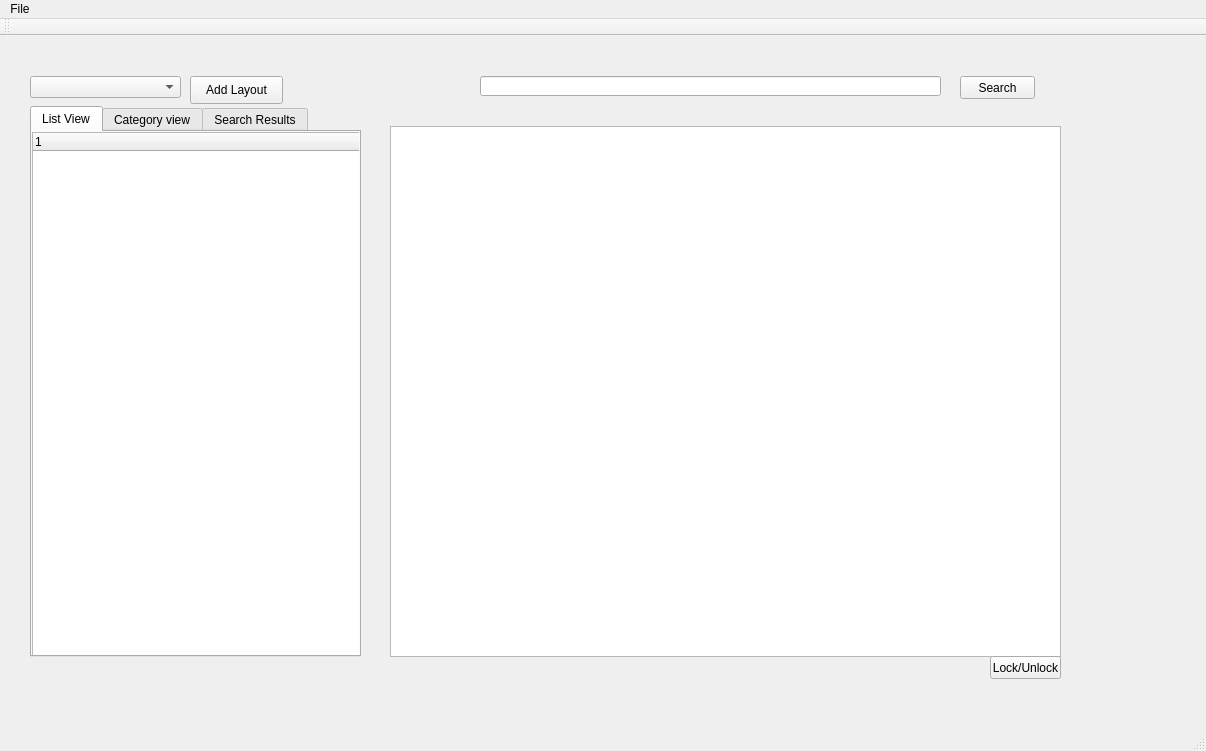
The window that StuffFinder/StuffFinder/stufffinder.ui (toddn1704/code-musketeers) describes before a commit, drawn with Qt 5.
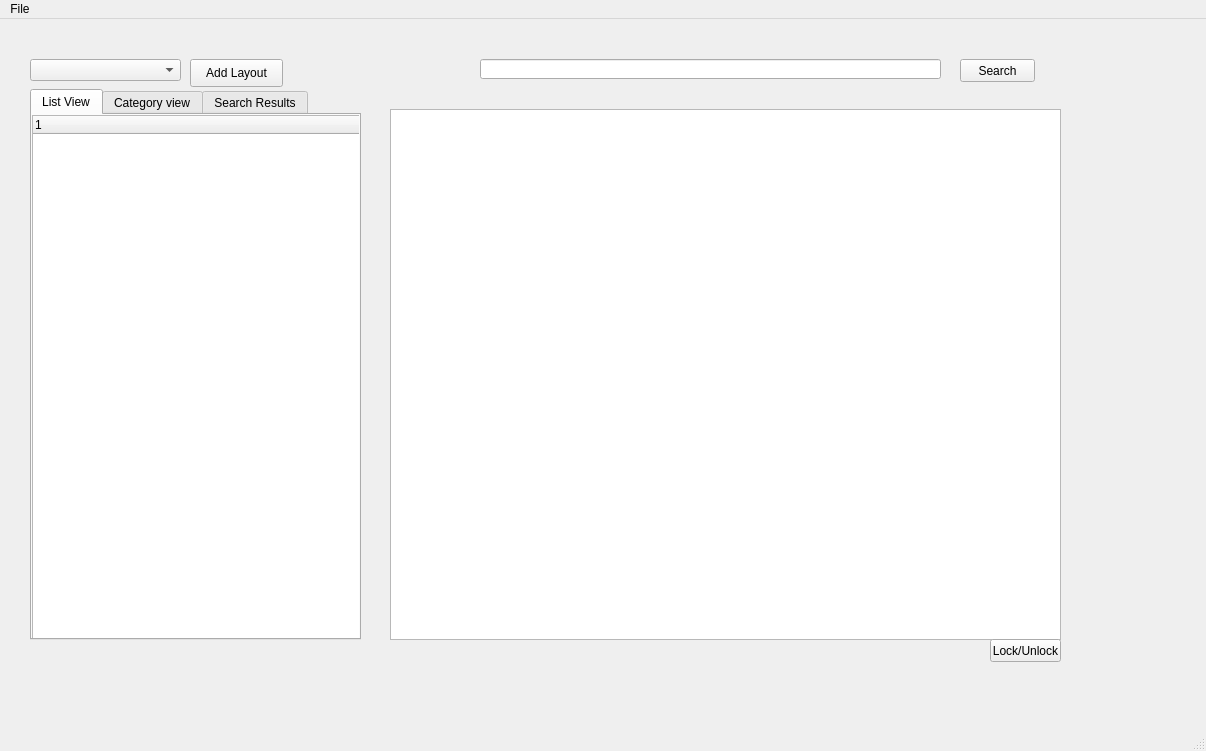
The same window after the commit.

The edit to the form file:
```diff
--- a/StuffFinder/StuffFinder/stufffinder.ui
+++ b/StuffFinder/StuffFinder/stufffinder.ui
@@ -198,14 +198,6 @@
    </widget>
    <addaction name="menuFile"/>
   </widget>
-  <widget class="QToolBar" name="mainToolBar">
-   <attribute name="toolBarArea">
-    <enum>TopToolBarArea</enum>
-   </attribute>
-   <attribute name="toolBarBreak">
-    <bool>false</bool>
-   </attribute>
-  </widget>
   <widget class="QStatusBar" name="statusBar"/>
  </widget>
  <layoutdefault spacing="6" margin="11"/>
```
Left out of the diff: 2 changed lines with no effect on the pictures.
